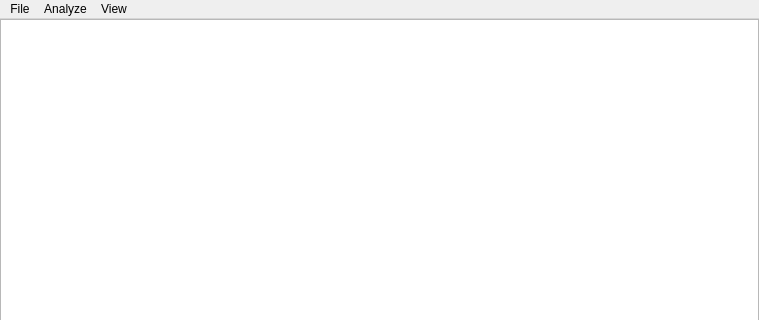
The window that mainwindow.ui (PeeKayChonkster/QtNanotubeAnalysis) describes before a commit, drawn with Qt 5; both pictures show x 0 to 759 and y 0 to 320 of the 759 by 559 pixel window.
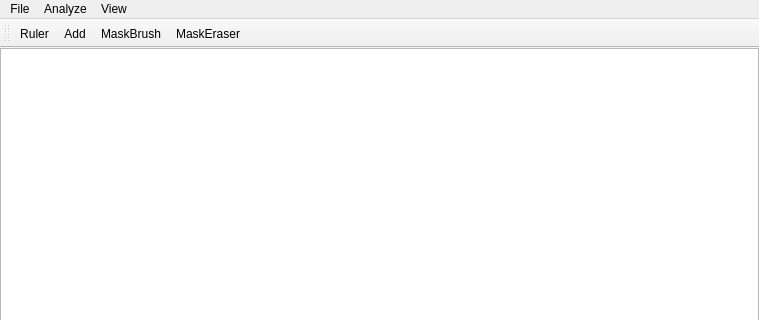
The same window after the commit. Icons and pictures are not drawn.

Commit message: Add toolbar with actions and icons

The edit to the form file:
```diff
--- a/mainwindow.ui
+++ b/mainwindow.ui
@@ -87,6 +87,21 @@
    <addaction name="menuView"/>
   </widget>
   <widget class="QStatusBar" name="statusbar"/>
+  <widget class="QToolBar" name="toolBar">
+   <property name="windowTitle">
+    <string>toolBar</string>
+   </property>
+   <attribute name="toolBarArea">
+    <enum>TopToolBarArea</enum>
+   </attribute>
+   <attribute name="toolBarBreak">
+    <bool>false</bool>
+   </attribute>
+   <addaction name="actionRuler"/>
+   <addaction name="actionAdd"/>
+   <addaction name="actionMaskBrush"/>
+   <addaction name="actionMaskEraser"/>
+  </widget>
   <action name="actionStart_extremum_analysis">
    <property name="text">
     <string>Start extremum analysis</string>
@@ -107,6 +122,54 @@
     <string>Show console</string>
    </property>
   </action>
+  <action name="actionRuler">
+   <property name="icon">
+    <iconset resource="Resources.qrc">
+     <normaloff>:/res/icons/rulerBlue.png</normaloff>:/res/icons/rulerBlue.png</iconset>
+   </property>
+   <property name="text">
+    <string>Ruler</string>
+   </property>
+   <property name="toolTip">
+    <string>Measure with ruler</string>
+   </property>
+  </action>
+  <action name="actionAdd">
+   <property name="icon">
+    <iconset resource="Resources.qrc">
+     <normaloff>:/res/icons/plus.png</normaloff>:/res/icons/plus.png</iconset>
+   </property>
+   <property name="text">
+    <string>Add</string>
+   </property>
+   <property name="toolTip">
+    <string>Add tube manually</string>
+   </property>
+  </action>
+  <action name="actionMaskBrush">
+   <property name="icon">
+    <iconset resource="Resources.qrc">
+     <normaloff>:/res/icons/brush.png</normaloff>:/res/icons/brush.png</iconset>
+   </property>
+   <property name="text">
+    <string>MaskBrush</string>
+   </property>
+   <property name="toolTip">
+    <string>Paint mask with brush</string>
+   </property>
+  </action>
+  <action name="actionMaskEraser">
+   <property name="icon">
+    <iconset resource="Resources.qrc">
+     <normaloff>:/res/icons/eraser.png</normaloff>:/res/icons/eraser.png</iconset>
+   </property>
+   <property name="text">
+    <string>MaskEraser</string>
+   </property>
+   <property name="toolTip">
+    <string>Erase mask with eraser</string>
+   </property>
+  </action>
  </widget>
  <resources/>
  <connections/>
```
Left out of the diff: 4 changed lines with no effect on the pictures. The commit also changes 23 other files.
